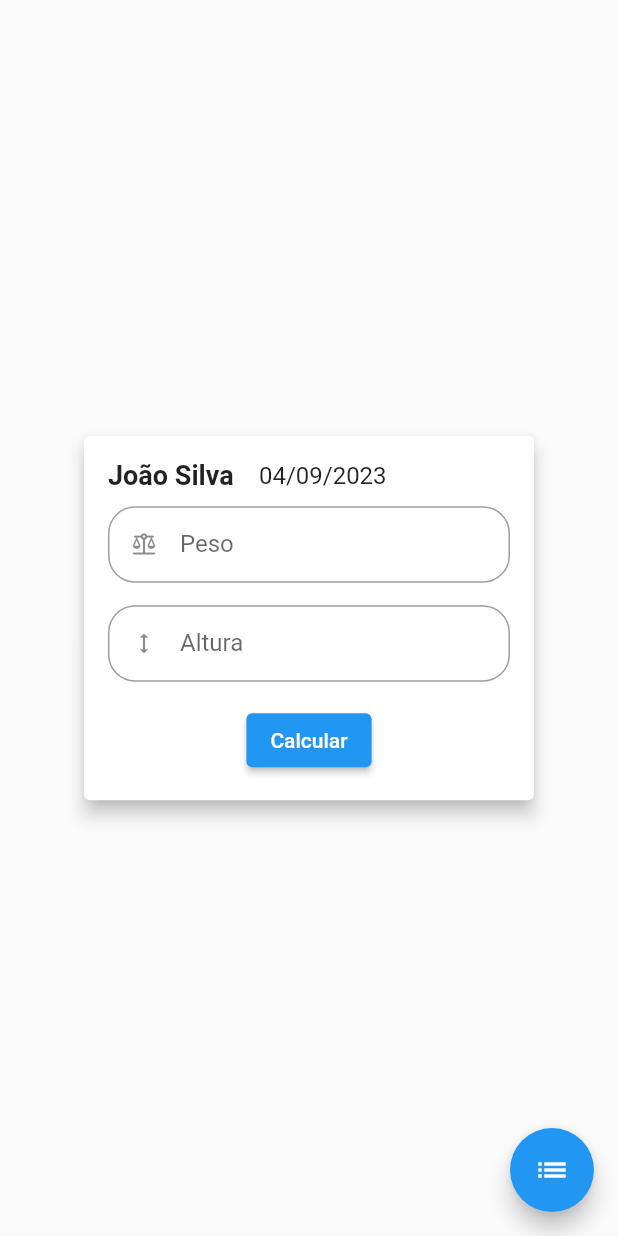
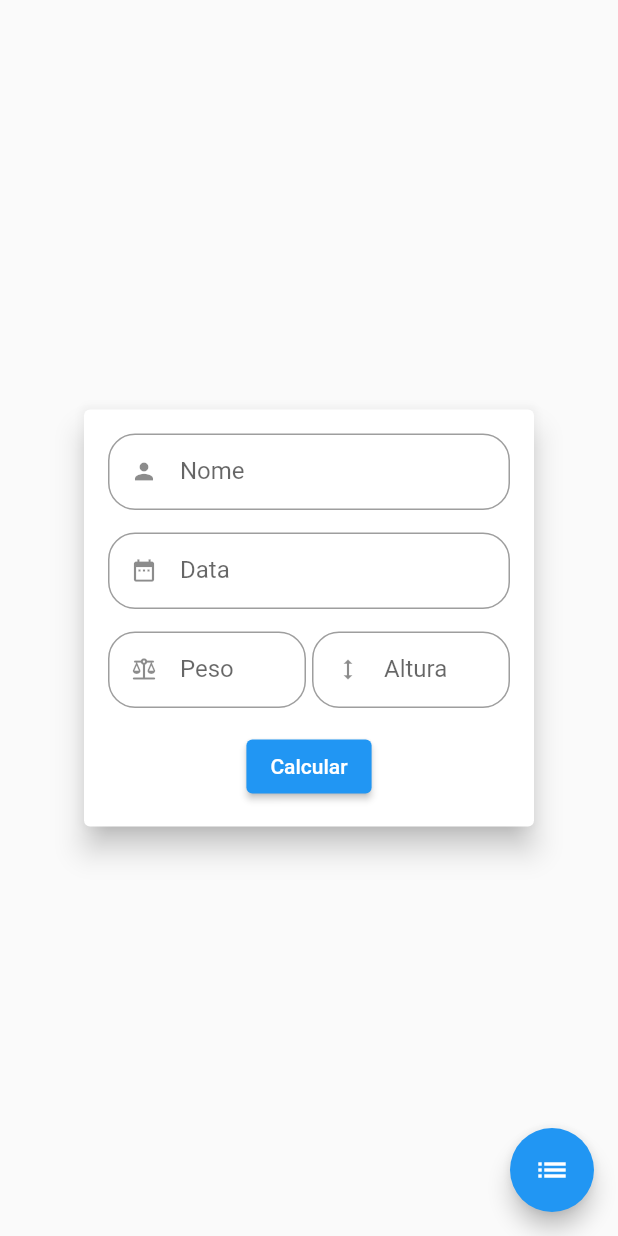
Before and after one commit to Estevao-Nicolau/CalculeSeuIMC, a Flutter app: the HomeScreen screen opened directly, after a tap on "Calcular", on a phone screen of 412 x 824 dp. Run offline on Flutter 3.47's test engine with Material 2 defaults, Android fonts, the phone set to English and light mode, and no system bars; our stand-ins replace shared_preferences, sqflite; accounts and stored records are empty; network calls fail.

Commit message:
fix:cardList

```diff
--- a/lib/screen/calculated_history_list/card_profile.dart
+++ b/lib/screen/calculated_history_list/card_profile.dart
@@ -33,7 +33,11 @@ class ProfileCard extends StatelessWidget {
               style: const TextStyle(fontSize: 16.0),
             ),
             Text(
-              'Valor Total: $profile',
+              'Classificação: ${profile.classification}',
+              style: const TextStyle(fontSize: 16.0),
+            ),
+            Text(
+              'IMC: ${profile.valueIMC}',
               style: const TextStyle(fontSize: 16.0),
             ),
             Text(
--- a/lib/screen/home/home_screen.dart
+++ b/lib/screen/home/home_screen.dart
@@ -12,6 +12,8 @@ class HomeScreen extends StatefulWidget {
 }
 
 class _HomeScreenState extends State<HomeScreen> {
+  final TextEditingController _nameController = TextEditingController();
+  final TextEditingController _dataController = TextEditingController();
   final TextEditingController _weightController = TextEditingController();
   final TextEditingController _heightController = TextEditingController();
   List<ProfileModel> metricsList = [];
@@ -25,52 +27,65 @@ class _HomeScreenState extends State<HomeScreen> {
             mainAxisAlignment: MainAxisAlignment.center,
             children: [
               Card(
-                elevation: 5.0,
+                elevation: 8.0,
                 child: Container(
                   padding: const EdgeInsets.all(16.0),
                   width: 300.0,
                   child: Column(
                     children: [
-                      const Row(
-                        mainAxisAlignment: MainAxisAlignment.spaceAround,
+                      CustomFormTextField(
+                        controller: _nameController,
+                        icon: Icons.person,
+                        label: 'Nome',
+                      ),
+                      CustomFormTextField(
+                        controller: _dataController,
+                        icon: Icons.date_range,
+                        label: 'Data',
+                      ),
+                      Row(
                         children: [
-                          Text(
-                            'João Silva  ',
-                            style: TextStyle(
-                              fontSize: 18.0,
-                              fontWeight: FontWeight.bold,
+                          Expanded(
+                            child: CustomFormTextField(
+                              controller: _weightController,
+                              icon: Icons.balance_rounded,
+                              label: 'Peso',
                             ),
                           ),
+                          const SizedBox(width: 4),
                           Expanded(
-                            child: Text(
-                              '  04/09/2023',
-                              style: TextStyle(fontSize: 16.0),
+                            child: CustomFormTextField(
+                              controller: _heightController,
+                              icon: Icons.height,
+                              label: 'Altura',
                             ),
                           ),
                         ],
                       ),
-                      const SizedBox(height: 10.0),
-                      CustomFormTextField(
-                        controller: _weightController,
-                        icon: Icons.balance_rounded,
-                        label: 'Peso',
-                      ),
-                      CustomFormTextField(
-                        controller: _heightController,
-                        icon: Icons.height,
-                        label: 'Altura',
-                      ),
                       ElevatedButton(
                         onPressed: () {
-                          final weight = double.parse(_heightController.text);
-                          final height = double.parse(_heightController.text);
-                          if (weight > 0 && height > 0) {
+                          final weight =
+                              double.tryParse(_weightController.text);
+                          final height =
+                              double.tryParse(_heightController.text);
+                          final name = _nameController.text;
+                          final date = _dataController.text;
+
+                          if (weight != null &&
+                              height != null &&
+                              name.isNotEmpty &&
+                              date.isNotEmpty) {
                             final metrics = ProfileModel(
-                              name: 'nicolau',
+                              name: name,
                               weight: weight,
                               height: height,
-                              date: '08/09/2023',
+                              date: date,
                             );
+                            metrics.valueIMC =
+                                metrics.calculateIMC(weight, height);
+                            metrics.classification =
+                                metrics.getClassification(metrics.valueIMC);
+
                             metricsList.add(metrics);
                             Navigator.push(
                               context,
```
Also changed, not shown: lib/model/profile_model.dart (+13 -4 lines), lib/screen/calculated_history_list/calculated_history_list_screen.dart (+24 -2 lines).
